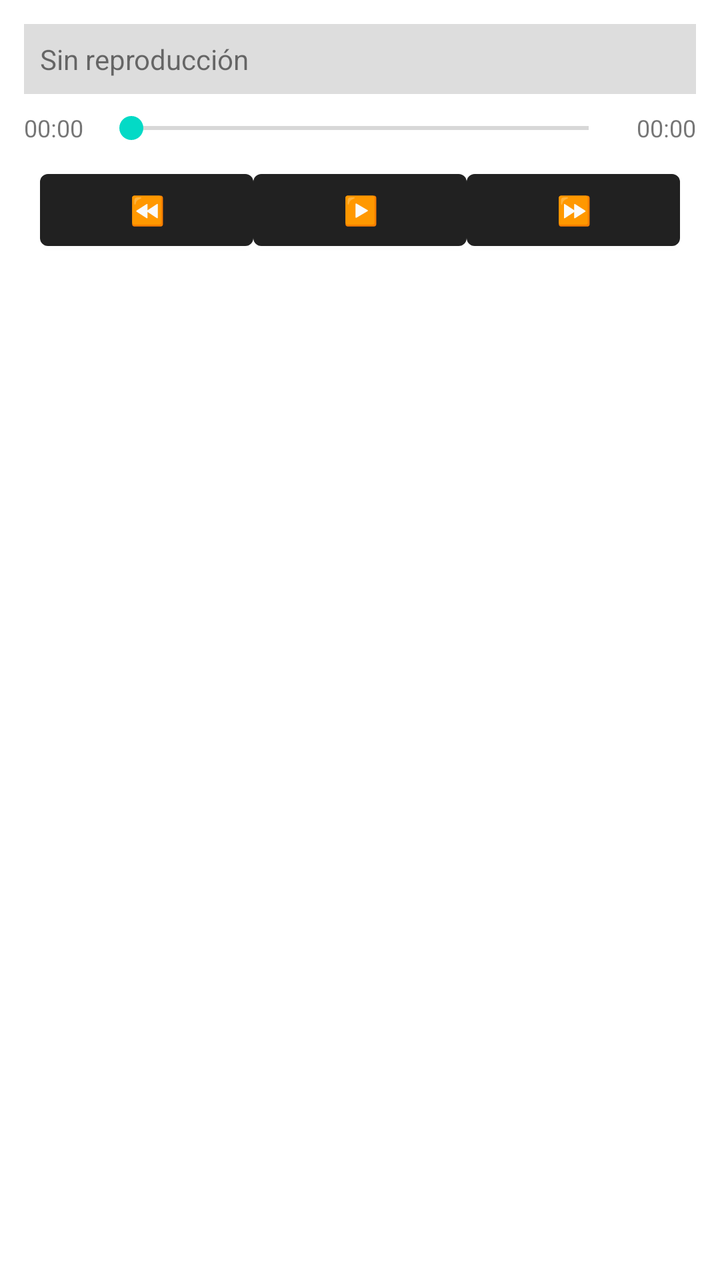
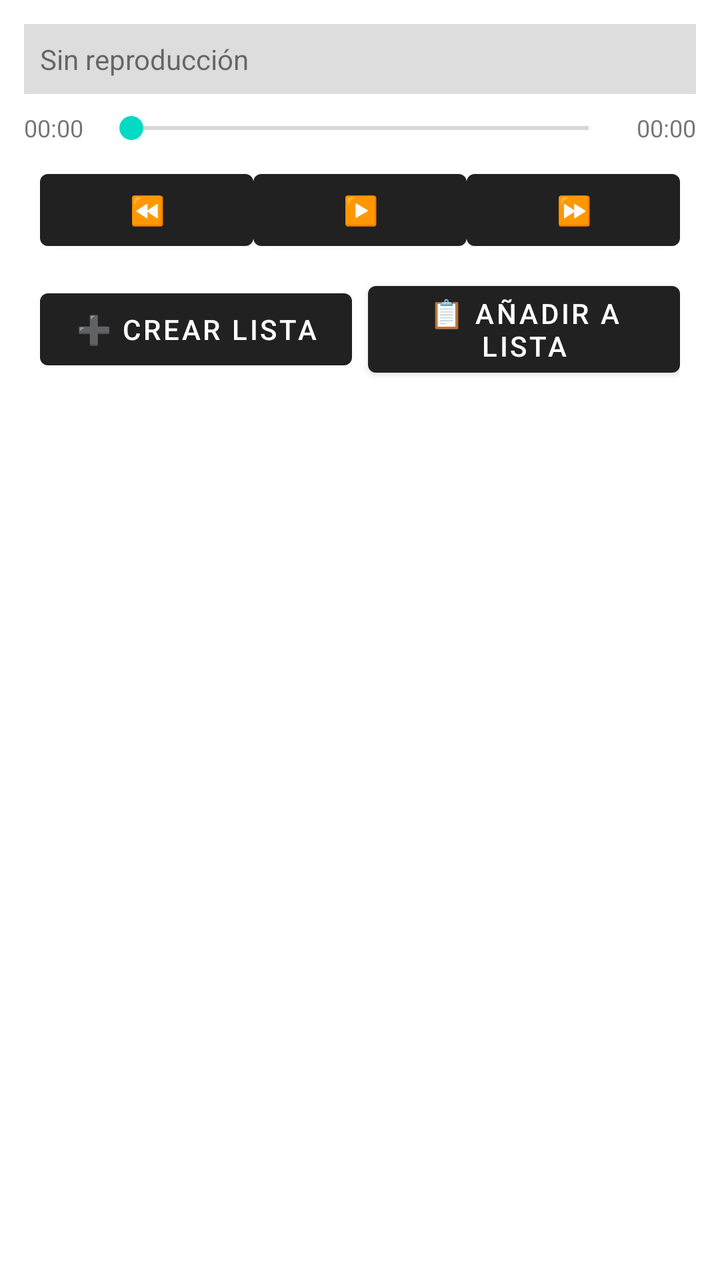

Two renders of the same Android screen: before a commit and after it. Below are the layout's source before the change and the commit's diff.
<!-- AndroidManifest.xml: application theme Theme.MiMusica -->
<!-- res/layout/activity_main.xml -->
<?xml version="1.0" encoding="utf-8"?>
<LinearLayout xmlns:android="http://schemas.android.com/apk/res/android"
    android:layout_width="match_parent"
    android:layout_height="match_parent"
    android:orientation="vertical"
    android:padding="12dp">

    <TextView
        android:id="@+id/txtNowPlaying"
        android:layout_width="match_parent"
        android:layout_height="wrap_content"
        android:text="Sin reproducción"
        android:textSize="14sp"
        android:padding="8dp"
        android:background="#22000000"
        android:maxLines="2"
        android:ellipsize="end" />

    
    <LinearLayout
        android:layout_width="match_parent"
        android:layout_height="wrap_content"
        android:orientation="horizontal"
        android:gravity="center_vertical"
        android:layout_marginTop="8dp">

        <TextView
            android:id="@+id/txtCurrentTime"
            android:layout_width="wrap_content"
            android:layout_height="wrap_content"
            android:text="00:00"
            android:textSize="12sp" />

        <SeekBar
            android:id="@+id/seekBar"
            android:layout_width="0dp"
            android:layout_weight="1"
            android:layout_height="wrap_content"
            android:layout_marginHorizontal="8dp" />

        <TextView
            android:id="@+id/txtTotalTime"
            android:layout_width="wrap_content"
            android:layout_height="wrap_content"
            android:text="00:00"
            android:textSize="12sp" />
    </LinearLayout>

    
    <LinearLayout
        android:layout_width="match_parent"
        android:layout_height="wrap_content"
        android:orientation="horizontal"
        android:gravity="center"
        android:padding="8dp">

        <Button
            android:id="@+id/btnPrev"
            android:layout_width="0dp"
            android:layout_weight="1"
            android:layout_height="wrap_content"
            android:text="⏪" />

        <Button
            android:id="@+id/btnPlayPause"
            android:layout_width="0dp"
            android:layout_weight="1"
            android:layout_height="wrap_content"
            android:text="▶️" />

        <Button
            android:id="@+id/btnNext"
            android:layout_width="0dp"
            android:layout_weight="1"
            android:layout_height="wrap_content"
            android:text="⏩" />
    </LinearLayout>

    <androidx.recyclerview.widget.RecyclerView
        android:id="@+id/recyclerSongs"
        android:layout_width="match_parent"
        android:layout_height="0dp"
        android:layout_weight="1"
        android:layout_marginTop="8dp" />

</LinearLayout>
<!-- resources referenced by this layout -->
<resources>
  <style name="Theme.MiMusica" parent="Theme.MaterialComponents.DayNight.DarkActionBar">
      </style>
</resources>

<!-- the commit's change to res/layout/activity_main.xml (unified diff, before → after) -->
@@ -16,7 +16,6 @@
         android:maxLines="2"
         android:ellipsize="end" />
 
-    
     <LinearLayout
         android:layout_width="match_parent"
         android:layout_height="wrap_content"
@@ -46,7 +45,6 @@
             android:textSize="12sp" />
     </LinearLayout>
 
-    
     <LinearLayout
         android:layout_width="match_parent"
         android:layout_height="wrap_content"
@@ -76,6 +74,31 @@
             android:text="⏩" />
     </LinearLayout>
 
+    
+    <LinearLayout
+        android:layout_width="match_parent"
+        android:layout_height="wrap_content"
+        android:orientation="horizontal"
+        android:gravity="center"
+        android:paddingHorizontal="8dp"
+        android:paddingBottom="8dp">
+
+        <Button
+            android:id="@+id/btnCreatePlaylist"
+            android:layout_width="0dp"
+            android:layout_weight="1"
+            android:layout_height="wrap_content"
+            android:text="➕ Crear Lista" />
+
+        <Button
+            android:id="@+id/btnAddToPlaylist"
+            android:layout_width="0dp"
+            android:layout_weight="1"
+            android:layout_height="wrap_content"
+            android:text="📋 Añadir a Lista" 
+            android:layout_marginLeft="8dp"/>
+    </LinearLayout>
+
     <androidx.recyclerview.widget.RecyclerView
         android:id="@+id/recyclerSongs"
         android:layout_width="match_parent"
